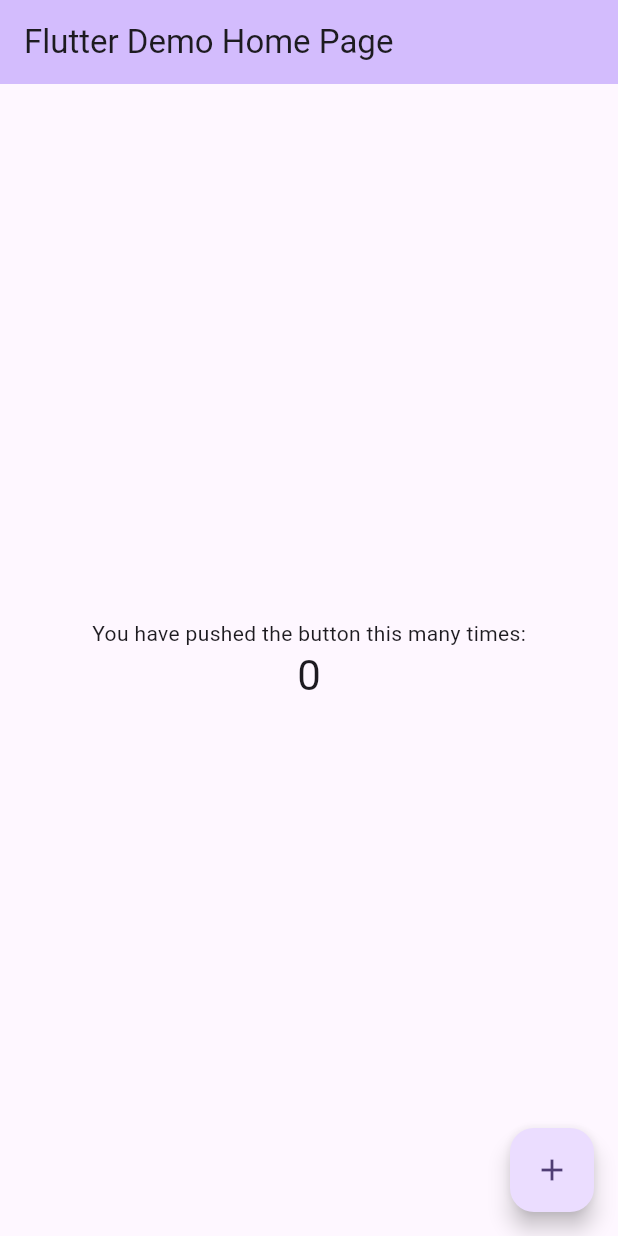
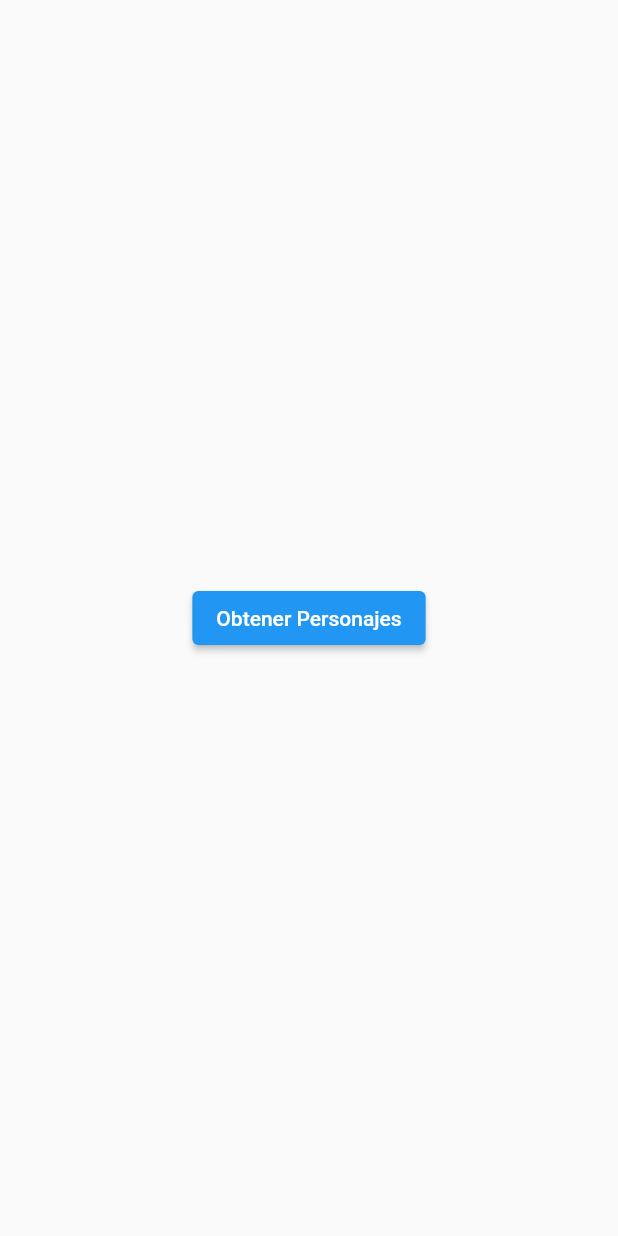
Before and after one commit to esebeto/rick_and_morty_app, a Flutter app: the screen it shows after launch, on a phone screen of 412 x 824 dp. Run offline on Flutter 3.47's test engine with Material 2 defaults, Android fonts, the phone set to English and light mode, and no system bars.

```diff
--- a/lib/main.dart
+++ b/lib/main.dart
@@ -1,125 +1,16 @@
 import 'package:flutter/material.dart';
+import 'package:rick_and_morty_app/screens/home_page.dart';
 
-void main() {
-  runApp(const MyApp());
-}
+void main() => runApp(const MyApp());
 
 class MyApp extends StatelessWidget {
   const MyApp({super.key});
 
-  // This widget is the root of your application.
   @override
   Widget build(BuildContext context) {
     return MaterialApp(
-      title: 'Flutter Demo',
-      theme: ThemeData(
-        // This is the theme of your application.
-        //
-        // TRY THIS: Try running your application with "flutter run". You'll see
-        // the application has a blue toolbar. Then, without quitting the app,
-        // try changing the seedColor in the colorScheme below to Colors.green
-        // and then invoke "hot reload" (save your changes or press the "hot
-        // reload" button in a Flutter-supported IDE, or press "r" if you used
-        // the command line to start the app).
-        //
-        // Notice that the counter didn't reset back to zero; the application
-        // state is not lost during the reload. To reset the state, use hot
-        // restart instead.
-        //
-        // This works for code too, not just values: Most code changes can be
-        // tested with just a hot reload.
-        colorScheme: ColorScheme.fromSeed(seedColor: Colors.deepPurple),
-        useMaterial3: true,
-      ),
-      home: const MyHomePage(title: 'Flutter Demo Home Page'),
+      title: 'Material App',
+      home: HomePage(),
     );
   }
 }
-
-class MyHomePage extends StatefulWidget {
-  const MyHomePage({super.key, required this.title});
-
-  // This widget is the home page of your application. It is stateful, meaning
-  // that it has a State object (defined below) that contains fields that affect
-  // how it looks.
-
-  // This class is the configuration for the state. It holds the values (in this
-  // case the title) provided by the parent (in this case the App widget) and
-  // used by the build method of the State. Fields in a Widget subclass are
-  // always marked "final".
-
-  final String title;
-
-  @override
-  State<MyHomePage> createState() => _MyHomePageState();
-}
-
-class _MyHomePageState extends State<MyHomePage> {
-  int _counter = 0;
-
-  void _incrementCounter() {
-    setState(() {
-      // This call to setState tells the Flutter framework that something has
-      // changed in this State, which causes it to rerun the build method below
-      // so that the display can reflect the updated values. If we changed
-      // _counter without calling setState(), then the build method would not be
-      // called again, and so nothing would appear to happen.
-      _counter++;
-    });
-  }
-
-  @override
-  Widget build(BuildContext context) {
-    // This method is rerun every time setState is called, for instance as done
-    // by the _incrementCounter method above.
-    //
-    // The Flutter framework has been optimized to make rerunning build methods
-    // fast, so that you can just rebuild anything that needs updating rather
-    // than having to individually change instances of widgets.
-    return Scaffold(
-      appBar: AppBar(
-        // TRY THIS: Try changing the color here to a specific color (to
-        // Colors.amber, perhaps?) and trigger a hot reload to see the AppBar
-        // change color while the other colors stay the same.
-        backgroundColor: Theme.of(context).colorScheme.inversePrimary,
-        // Here we take the value from the MyHomePage object that was created by
-        // the App.build method, and use it to set our appbar title.
-        title: Text(widget.title),
-      ),
-      body: Center(
-        // Center is a layout widget. It takes a single child and positions it
-        // in the middle of the parent.
-        child: Column(
-          // Column is also a layout widget. It takes a list of children and
-          // arranges them vertically. By default, it sizes itself to fit its
-          // children horizontally, and tries to be as tall as its parent.
-          //
-          // Column has various properties to control how it sizes itself and
-          // how it positions its children. Here we use mainAxisAlignment to
-          // center the children vertically; the main axis here is the vertical
-          // axis because Columns are vertical (the cross axis would be
-          // horizontal).
-          //
-          // TRY THIS: Invoke "debug painting" (choose the "Toggle Debug Paint"
-          // action in the IDE, or press "p" in the console), to see the
-          // wireframe for each widget.
-          mainAxisAlignment: MainAxisAlignment.center,
-          children: <Widget>[
-            const Text(
-              'You have pushed the button this many times:',
-            ),
-            Text(
-              '$_counter',
-              style: Theme.of(context).textTheme.headlineMedium,
-            ),
-          ],
-        ),
-      ),
-      floatingActionButton: FloatingActionButton(
-        onPressed: _incrementCounter,
-        tooltip: 'Increment',
-        child: const Icon(Icons.add),
-      ), // This trailing comma makes auto-formatting nicer for build methods.
-    );
-  }
-}
--- /dev/null
+++ b/lib/screens/home_page.dart
@@ -0,0 +1,35 @@
+import 'dart:convert';
+
+import 'package:flutter/foundation.dart';
+import 'package:flutter/material.dart';
+import 'package:rick_and_morty_app/api/character_api.dart';
+
+class HomePage extends StatelessWidget {
+  HomePage({super.key});
+
+  final CharacterApi characterApi = CharacterApi();
+
+  @override
+  Widget build(BuildContext context) {
+    return Scaffold(
+      body: Center(
+        child: Column(
+          mainAxisAlignment: MainAxisAlignment.center,
+          children: <Widget>[
+            ElevatedButton(
+              onPressed: () async {
+                final List<Map<String, dynamic>> characters =
+                    await characterApi.getAllCharacters();
+                // Imprime la información en formato JSON en la terminal
+                if (kDebugMode) {
+                  print(jsonEncode(characters));
+                }
+              },
+              child: const Text('Obtener Personajes'),
+            ),
+          ],
+        ),
+      ),
+    );
+  }
+}
--- a/pubspec.yaml
+++ b/pubspec.yaml
@@ -35,6 +35,7 @@ dependencies:
   # The following adds the Cupertino Icons font to your application.
   # Use with the CupertinoIcons class for iOS style icons.
   cupertino_icons: ^1.0.2
+  http: ^0.13.3
 
 dev_dependencies:
   flutter_test:
```
Also changed, not shown: lib/api/character_api.dart (added, +75 -0 lines), pubspec.lock.
